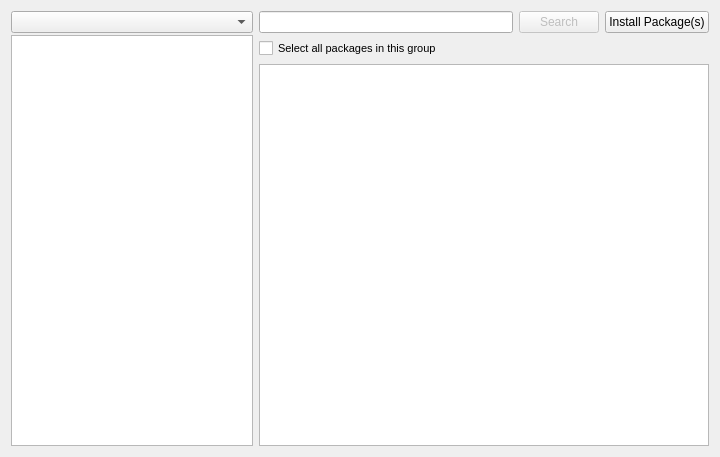
The window that package-manager/pureQt4/ui/mainwidget_x11.ui (pars-linux/uludag) describes before a commit, drawn with Qt 5.
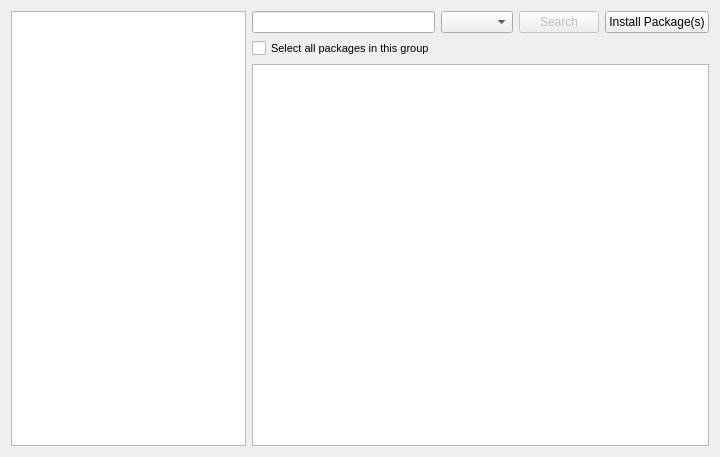
The same window after the commit. Custom widgets are drawn as their Qt base class.

Commit message: * move type_filter_combo_box next to search_line

```diff
--- a/package-manager/pureQt4/ui/mainwidget_x11.ui
+++ b/package-manager/pureQt4/ui/mainwidget_x11.ui
@@ -19,22 +19,6 @@
      <property name="spacing">
       <number>2</number>
      </property>
-     <item>
-      <widget class="QComboBox" name="typeCombo">
-       <property name="minimumSize">
-        <size>
-         <width>230</width>
-         <height>0</height>
-        </size>
-       </property>
-       <property name="maximumSize">
-        <size>
-         <width>260</width>
-         <height>16777215</height>
-        </size>
-       </property>
-      </widget>
-     </item>
      <item>
       <widget class="GroupList" name="groupList">
        <property name="minimumSize">
@@ -63,7 +47,7 @@
      </property>
     </widget>
    </item>
-   <item row="0" column="2">
+   <item row="0" column="3">
     <widget class="QPushButton" name="searchButton">
      <property name="enabled">
       <bool>false</bool>
@@ -73,7 +57,7 @@
      </property>
     </widget>
    </item>
-   <item row="0" column="3">
+   <item row="0" column="4">
     <widget class="QPushButton" name="actionButton">
      <property name="text">
       <string>Install Package(s)</string>
@@ -92,7 +76,7 @@
      </property>
     </widget>
    </item>
-   <item row="2" column="1" colspan="3">
+   <item row="2" column="1" colspan="4">
     <widget class="PackageView" name="packageList">
      <property name="minimumSize">
       <size>
@@ -162,6 +146,16 @@
      </attribute>
     </widget>
    </item>
+   <item row="0" column="2">
+    <widget class="QComboBox" name="typeCombo">
+     <property name="maximumSize">
+      <size>
+       <width>260</width>
+       <height>16777215</height>
+      </size>
+     </property>
+    </widget>
+   </item>
   </layout>
  </widget>
  <customwidgets>
```
The commit also changes 1 other file.
